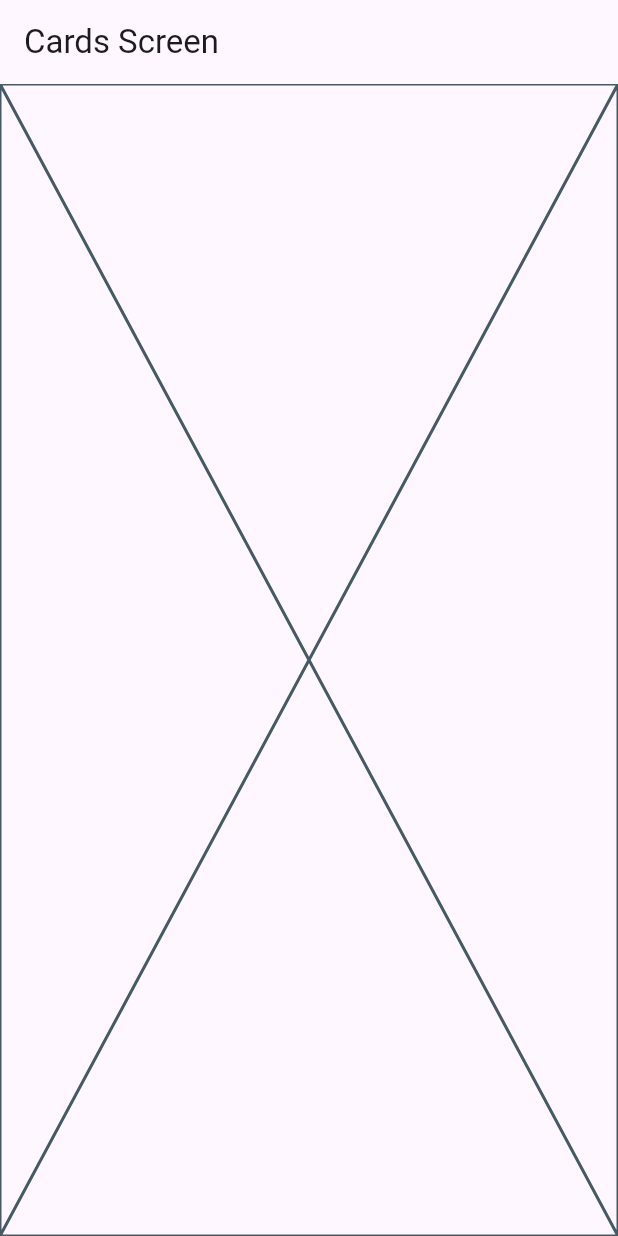
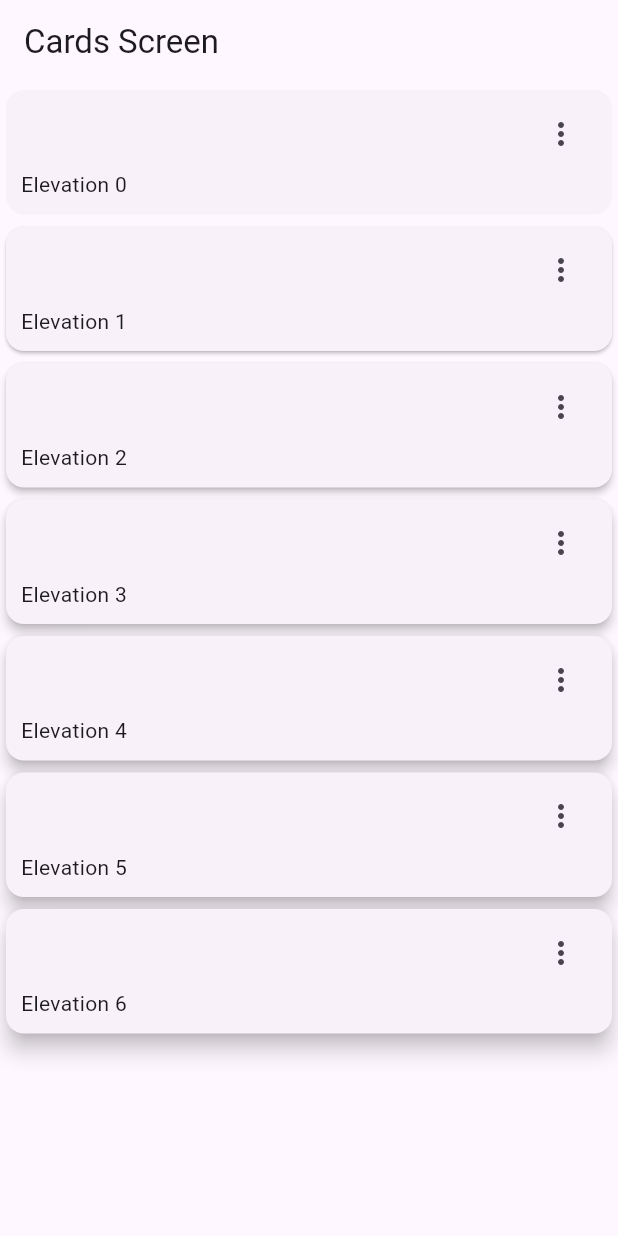
Before and after one commit to jdbayer09/curso_flutter_01-widgets_app, a Flutter app: the CardsScreen screen opened by its route, on a phone screen of 412 x 824 dp. Run offline on Flutter 3.47's test engine with Material 3 defaults, Android fonts, the phone set to English and light mode, and no system bars; our stand-ins replace go_router.

```diff
--- a/lib/presentation/screens/cards/cards_screen.dart
+++ b/lib/presentation/screens/cards/cards_screen.dart
@@ -1,4 +1,14 @@
 import 'package:flutter/material.dart';
+
+const cards =  <Map<String, dynamic>> [
+  {'elevation': 0.0, 'label': 'Elevation 0'},
+  {'elevation': 1.0, 'label': 'Elevation 1'},
+  {'elevation': 2.0, 'label': 'Elevation 2'},
+  {'elevation': 3.0, 'label': 'Elevation 3'},
+  {'elevation': 4.0, 'label': 'Elevation 4'},
+  {'elevation': 5.0, 'label': 'Elevation 5'},
+  {'elevation': 6.0, 'label': 'Elevation 6'},
+];
 
 class CardsScreen extends StatelessWidget {
   const CardsScreen({super.key});
@@ -9,7 +19,56 @@ class CardsScreen extends StatelessWidget {
       appBar: AppBar(
         title: const Text('Cards Screen'),
       ),
-      body: const Placeholder(),
+      body: const _CardsView(),
     );
   }
 }
+
+class _CardsView extends StatelessWidget {
+  const _CardsView();
+
+  @override
+  Widget build(BuildContext context) {
+    return SingleChildScrollView(
+      child: Column(
+        children: [
+          ...cards.map((card) => _CardType1(elevation: card['elevation'], label: card['label'])),
+
+        ],
+      ),
+    );
+  }
+}
+
+class _CardType1 extends StatelessWidget {
+  final String label;
+  final double elevation;
+
+  const _CardType1({required this.label, required this.elevation});
+
+  @override
+  Widget build(BuildContext context) {
+    return Card(
+      elevation: elevation,
+      child: Padding(
+        padding: const EdgeInsets.fromLTRB(10, 5, 10, 10),
+        child: Column(
+          children: [
+            Align(
+              alignment: Alignment.topRight,
+              child: IconButton(
+                onPressed: () {
+
+                }, icon: const Icon(Icons.more_vert_outlined)
+              )
+            ),
+            Align(
+              alignment: Alignment.bottomLeft,
+              child: Text(label),
+            ),
+          ],
+        ),
+      ),
+    );
+  }
+}
```
